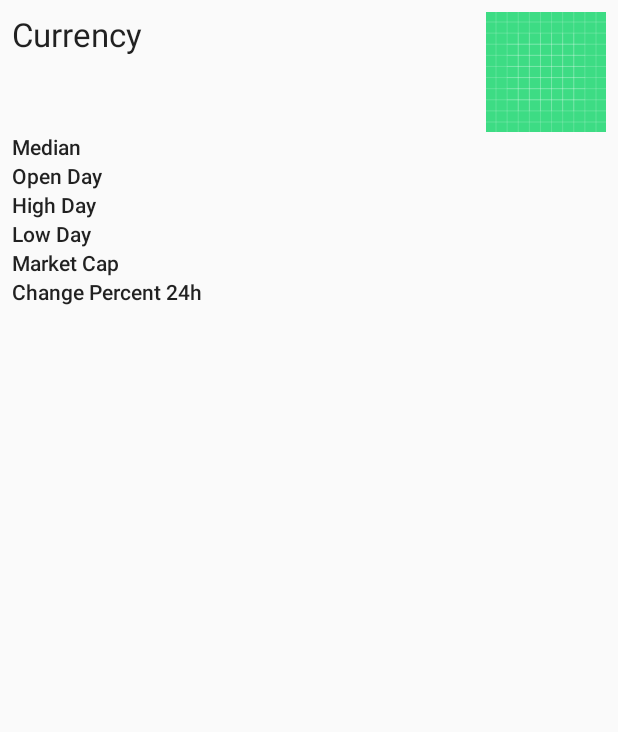
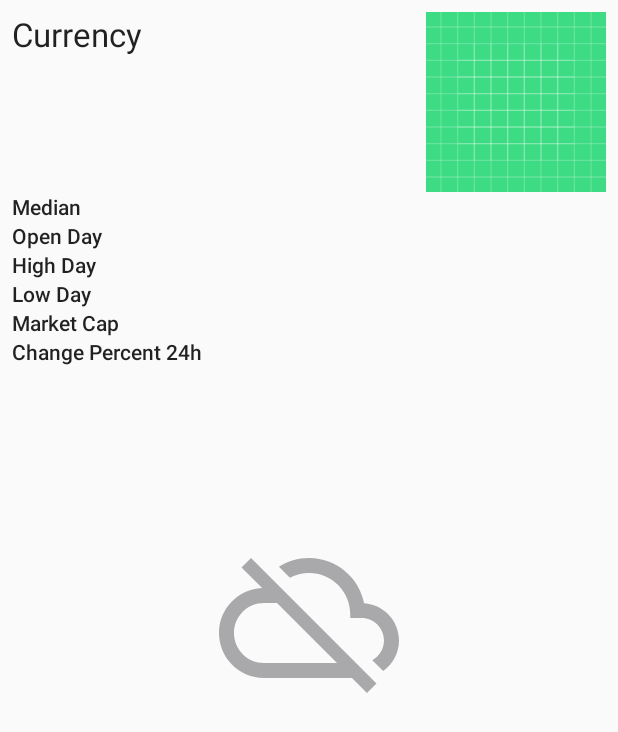
Before and after one commit to slomanojlo/CryptoExchange, an Android app: the layout fragment_currency_detail.xml on its own in the app's theme, with its tools: preview values and no code run, on a phone screen of 412 x 824 dp. Shown: the top 732 px of the screen. Run offline under Robolectric (Android 15) with nearby library versions, the phone set to English and light mode, and no system bars.

Commit message:
DetailFragment error showing and RxJava debounce

```diff
--- /dev/null
+++ b/app/src/main/java/rs/sloman/cryptoexchange/model/Status.kt
@@ -0,0 +1,4 @@
+package rs.sloman.cryptoexchange.model
+
+/**Enum class in charge of setting the state of the network call.*/
+enum class Status { LOADING, ERROR, DONE}
--- /dev/null
+++ b/app/src/main/res/drawable/ic_connection_error.xml
@@ -0,0 +1,27 @@
+<!--
+  ~ Copyright 2018, The Android Open Source Project
+  ~
+  ~ Licensed under the Apache License, Version 2.0 (the "License");
+  ~ you may not use this file except in compliance with the License.
+  ~ You may obtain a copy of the License at
+  ~
+  ~     http://www.apache.org/licenses/LICENSE-2.0
+  ~
+  ~ Unless required by applicable law or agreed to in writing, software
+  ~ distributed under the License is distributed on an "AS IS" BASIS,
+  ~ WITHOUT WARRANTIES OR CONDITIONS OF ANY KIND, either express or implied.
+  ~ See the License for the specific language governing permissions and
+  ~ limitations under the License.
+  ~
+  -->
+
+<vector xmlns:android="http://schemas.android.com/apk/res/android"
+    android:width="100dp"
+    android:height="100dp"
+    android:tint="#A9A9AC"
+    android:viewportWidth="24.0"
+    android:viewportHeight="24.0">
+    <path
+        android:fillColor="#A9A9AC"
+        android:pathData="M19.35,10.04C18.67,6.59 15.64,4 12,4c-1.48,0 -2.85,0.43 -4.01,1.17l1.46,1.46C10.21,6.23 11.08,6 12,6c3.04,0 5.5,2.46 5.5,5.5v0.5H19c1.66,0 3,1.34 3,3 0,1.13 -0.64,2.11 -1.56,2.62l1.45,1.45C23.16,18.16 24,16.68 24,15c0,-2.64 -2.05,-4.78 -4.65,-4.96zM3,5.27l2.75,2.74C2.56,8.15 0,10.77 0,14c0,3.31 2.69,6 6,6h11.73l2,2L21,20.73 4.27,4 3,5.27zM7.73,10l8,8H6c-2.21,0 -4,-1.79 -4,-4s1.79,-4 4,-4h1.73z" />
+</vector>
--- a/app/src/main/res/layout/fragment_currency_detail.xml
+++ b/app/src/main/res/layout/fragment_currency_detail.xml
@@ -16,8 +16,8 @@
 
         <ImageView
             android:id="@+id/twLogo"
-            android:layout_width="80dp"
-            android:layout_height="80dp"
+            android:layout_width="120dp"
+            android:layout_height="120dp"
             android:layout_marginBottom="12dp"
             android:scaleType="fitXY"
             app:bindImage="@{viewModel.crypto.data.coinInfo.imageUrl}"
@@ -102,6 +102,19 @@
             app:layout_constraintTop_toBottomOf="@+id/twLogo"
             tools:text="Median" />
 
+        <ImageView
+            android:id="@+id/iwError"
+            android:layout_width="120dp"
+            android:layout_height="120dp"
+            android:src="@drawable/ic_connection_error"
+            app:bindError="@{viewModel.status}"
+            tools:visibility="visible"
+            android:visibility="gone"
+            app:layout_constraintBottom_toBottomOf="parent"
+            app:layout_constraintEnd_toEndOf="parent"
+            app:layout_constraintStart_toStartOf="parent"
+            app:layout_constraintTop_toTopOf="parent" />
+
     </androidx.constraintlayout.widget.ConstraintLayout>
 
 </layout>
```
Also changed, not shown: app/src/main/java/rs/sloman/cryptoexchange/adapters/BindingAdapters.kt (+13 -6 lines), app/src/main/java/rs/sloman/cryptoexchange/viewmodels/DetailViewModel.kt (+13 -15 lines).
